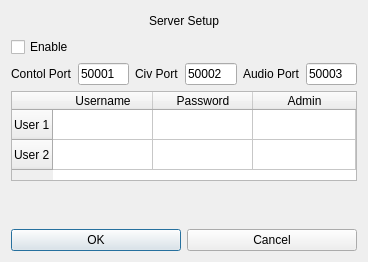
This is udpserversetup.ui in adecarolis/wfweb as Qt 5 draws it before an edit. The edited form follows.
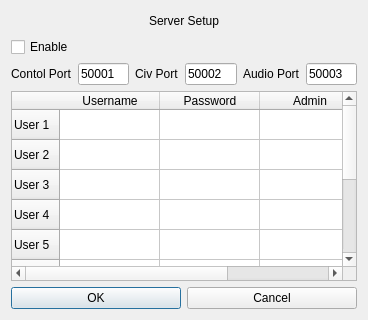
This is the edited form.

Commit message: updated udpserver ui to have 10 instead of 2 user entries; also changed the scroll bar

```diff
--- a/udpserversetup.ui
+++ b/udpserversetup.ui
@@ -157,7 +157,7 @@
          <property name="maximumSize">
           <size>
            <width>16777215</width>
-           <height>90</height>
+           <height>190</height>
           </size>
          </property>
          <property name="frameShape">
@@ -203,6 +203,46 @@
            <string>User 2</string>
           </property>
          </row>
+         <row>
+          <property name="text">
+           <string>User 3</string>
+          </property>
+         </row>
+         <row>
+          <property name="text">
+           <string>User 4</string>
+          </property>
+         </row>
+         <row>
+          <property name="text">
+           <string>User 5</string>
+          </property>
+         </row>
+         <row>
+          <property name="text">
+           <string>User 6</string>
+          </property>
+         </row>
+         <row>
+          <property name="text">
+           <string>User 7</string>
+          </property>
+         </row>
+         <row>
+          <property name="text">
+           <string>User 8</string>
+          </property>
+         </row>
+         <row>
+          <property name="text">
+           <string>User 9</string>
+          </property>
+         </row>
+         <row>
+          <property name="text">
+           <string>User 10</string>
+          </property>
+         </row>
          <column>
           <property name="text">
            <string>Username</string>
```
